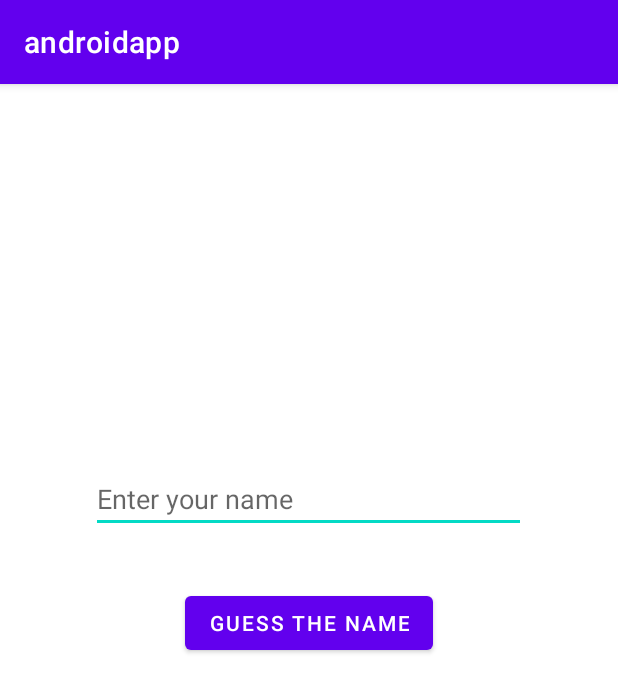
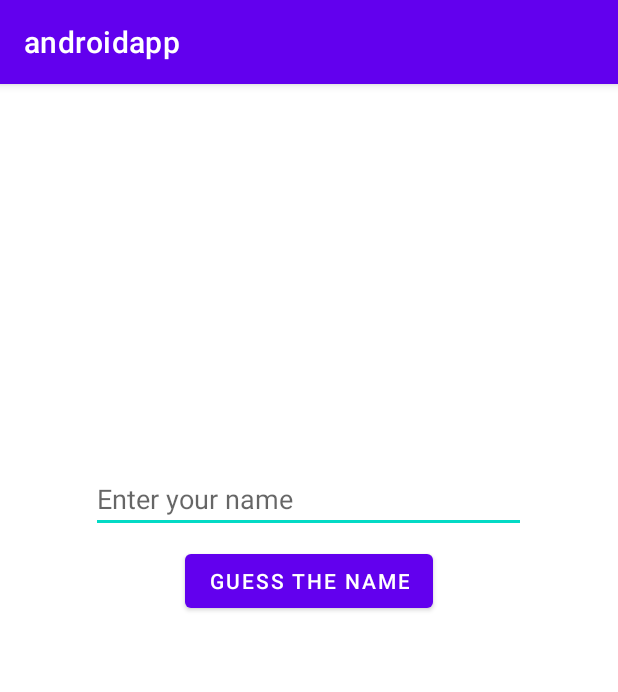
Before and after one commit to abrormukimov/androidapp, an Android app: the ShowGuess screen opened directly, with no data from a screen before it, on a phone screen of 412 x 824 dp. Shown: the top 692 px of the screen. Run offline under Robolectric (Android 15) with nearby library versions, the phone set to English and light mode, and no system bars.

Commit message:
Commit to feature branch

```diff
--- a/app/src/main/res/layout/activity_show_guess.xml
+++ b/app/src/main/res/layout/activity_show_guess.xml
@@ -12,7 +12,7 @@
         android:layout_height="wrap_content"
         android:layout_marginStart="160dp"
         android:layout_marginLeft="160dp"
-        android:layout_marginTop="36dp"
+        android:layout_marginTop="8dp"
         android:layout_marginEnd="158dp"
         android:layout_marginRight="158dp"
         android:text="@string/guess_the_name"
```
